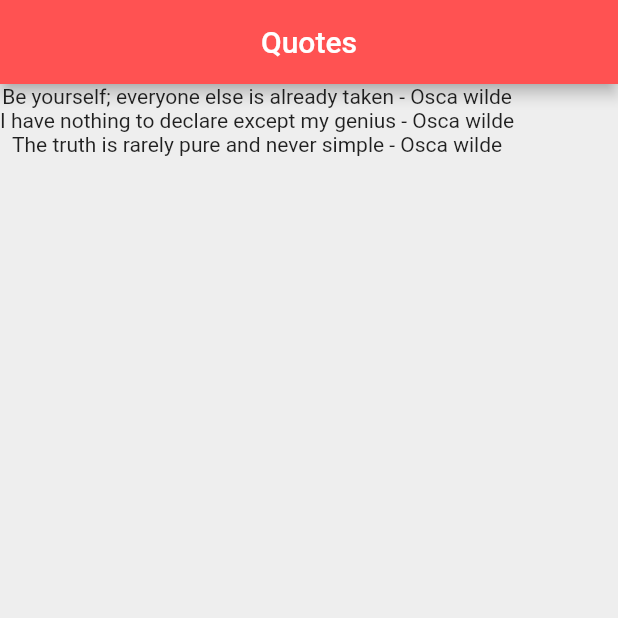
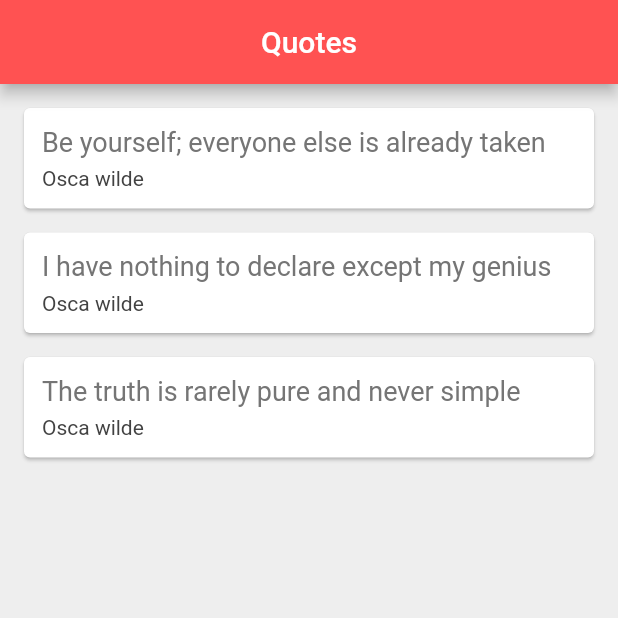
Before and after one commit to mahdibouaziz/flutter_ninja, a Flutter app: the screen it shows after launch, on a phone screen of 412 x 824 dp, the top half of it. Run offline on Flutter 3.47's test engine with Material 2 defaults, Android fonts, the phone set to English and light mode, and no system bars.

Commit message:
added a function that return the quote template

```diff
--- a/lib/main.dart
+++ b/lib/main.dart
@@ -29,6 +29,29 @@ class _QuoteListState extends State<QuoteList> {
         text: 'The truth is rarely pure and never simple'),
   ];
 
+  Widget quoteTemplate(Quote quote) {
+    return Card(
+      margin: const EdgeInsets.fromLTRB(16, 16, 16, 0),
+      child: Padding(
+        padding: const EdgeInsets.all(12.0),
+        child: Column(
+          crossAxisAlignment: CrossAxisAlignment.stretch,
+          children: [
+            Text(
+              quote.text,
+              style: TextStyle(fontSize: 18, color: Colors.grey[600]),
+            ),
+            const SizedBox(height: 6),
+            Text(
+              quote.author,
+              style: TextStyle(fontSize: 14, color: Colors.grey[800]),
+            )
+          ],
+        ),
+      ),
+    );
+  }
+
   @override
   Widget build(BuildContext context) {
     return Scaffold(
@@ -39,9 +62,7 @@ class _QuoteListState extends State<QuoteList> {
         backgroundColor: Colors.redAccent,
       ),
       body: Column(
-        children: quotes
-            .map((quote) => Text('${quote.text} - ${quote.author}'))
-            .toList(),
+        children: quotes.map((quote) => quoteTemplate(quote)).toList(),
       ),
     );
   }
```
